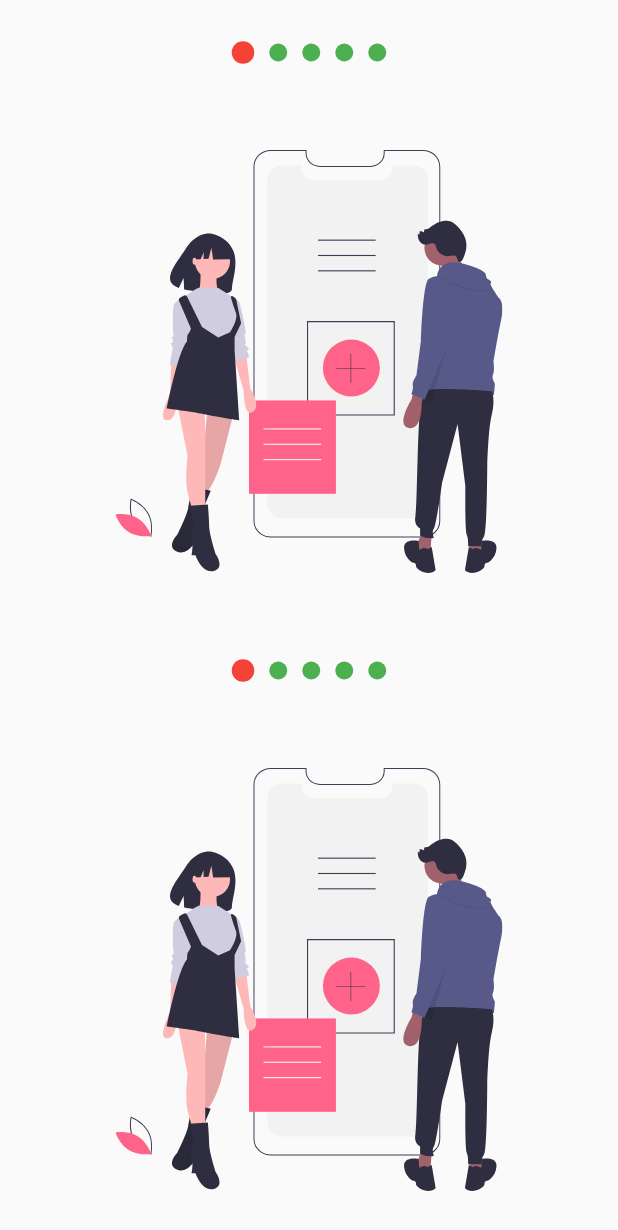
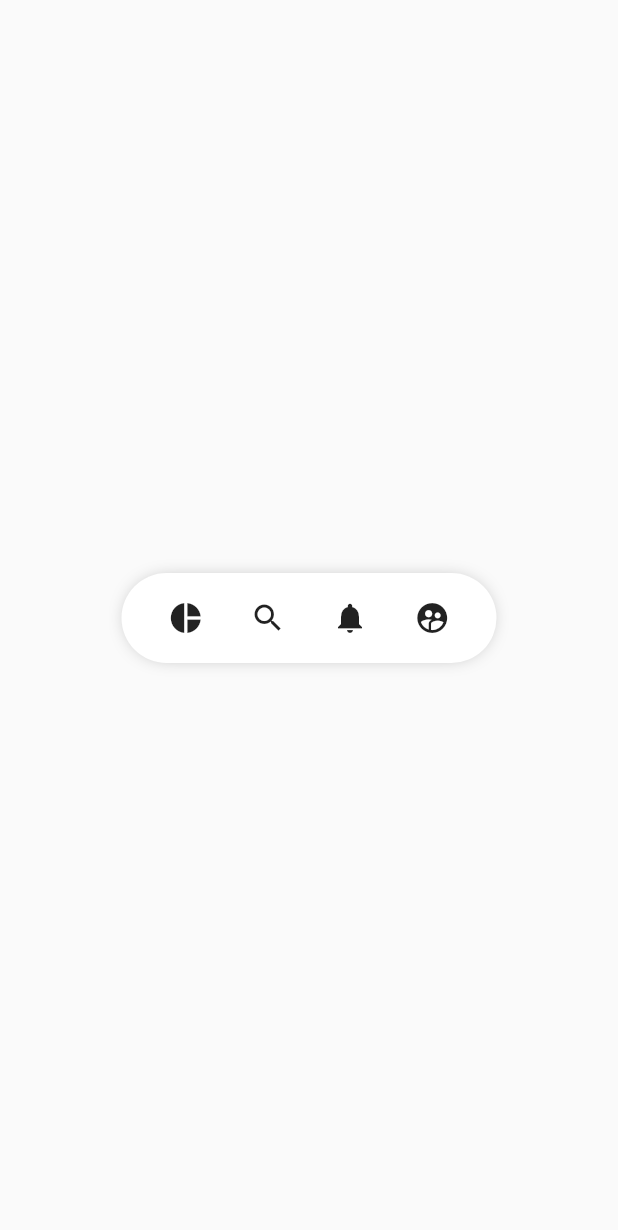
Before and after one commit to pedromolesp/flutter-disenos-profesionales, a Flutter app: the screen it shows after launch, on a phone screen of 412 x 824 dp. Shown: the top 1230 px of the screen. Run offline on Flutter 3.47's test engine with Material 2 defaults, Android fonts, the phone set to English and light mode, and no system bars; our stand-ins replace flutter_svg.

Commit message:
diseño del menu

```diff
--- a/lib/main.dart
+++ b/lib/main.dart
@@ -1,4 +1,4 @@
-import 'package:disenos/src/pages/slideshow_page.dart';
+import 'package:disenos/src/pages/pinterest_page.dart';
 import 'package:flutter/material.dart';
 
 // import 'package:disenos/src/pages/headers_page.dart';
@@ -12,6 +12,6 @@ class MyApp extends StatelessWidget {
     return MaterialApp(
         debugShowCheckedModeBanner: false,
         title: 'Diseños App',
-        home: SlideShowPage());
+        home: PinterestPage());
   }
 }
--- /dev/null
+++ b/lib/src/widgets/pinterest_menu.dart
@@ -0,0 +1,77 @@
+import 'package:flutter/material.dart';
+
+class PinterestButton {
+  final Function onPressed;
+  final IconData icon;
+  PinterestButton({
+    @required this.onPressed,
+    @required this.icon,
+  });
+}
+
+class PinterestMenu extends StatelessWidget {
+  final List items = [
+    PinterestButton(
+        icon: Icons.pie_chart,
+        onPressed: () {
+          print("ole");
+        }),
+    PinterestButton(
+        icon: Icons.search,
+        onPressed: () {
+          print("ole");
+        }),
+    PinterestButton(
+        icon: Icons.notifications,
+        onPressed: () {
+          print("ole");
+        }),
+    PinterestButton(
+        icon: Icons.supervised_user_circle,
+        onPressed: () {
+          print("ole");
+        }),
+  ];
+  // PinterestMenu(this.items);
+  @override
+  Widget build(BuildContext context) {
+    return Center(
+      child: Container(
+        child: _MenuItems(items),
+        width: 250,
+        height: 60,
+        decoration: BoxDecoration(
+            color: Colors.white,
+            borderRadius: BorderRadius.circular(100),
+            boxShadow: <BoxShadow>[
+              BoxShadow(color: Colors.black38, blurRadius: 10, spreadRadius: -5)
+            ]),
+      ),
+    );
+  }
+}
+
+class _MenuItems extends StatelessWidget {
+  final List items;
+  _MenuItems(this.items);
+  @override
+  Widget build(BuildContext context) {
+    return Row(
+      mainAxisAlignment: MainAxisAlignment.spaceEvenly,
+      children: List.generate(
+          items.length, (index) => _PinterestMenuButton(index, items[index])),
+    );
+  }
+}
+
+class _PinterestMenuButton extends StatelessWidget {
+  final int index;
+  final PinterestButton item;
+  _PinterestMenuButton(this.index, this.item);
+  @override
+  Widget build(BuildContext context) {
+    return Container(
+      child: Icon(item.icon),
+    );
+  }
+}
--- a/pubspec.yaml
+++ b/pubspec.yaml
@@ -21,6 +21,7 @@ dependencies:
     sdk: flutter
   flutter_svg: ^0.19.1
   provider: ^4.0.4
+  flutter_staggered_grid_view: ^0.3.4
 
   # The following adds the Cupertino Icons font to your application.
   # Use with the CupertinoIcons class for iOS style icons.
```
Also changed, not shown: lib/src/pages/pinterest_page.dart (added, +52 -0 lines), pubspec.lock.
